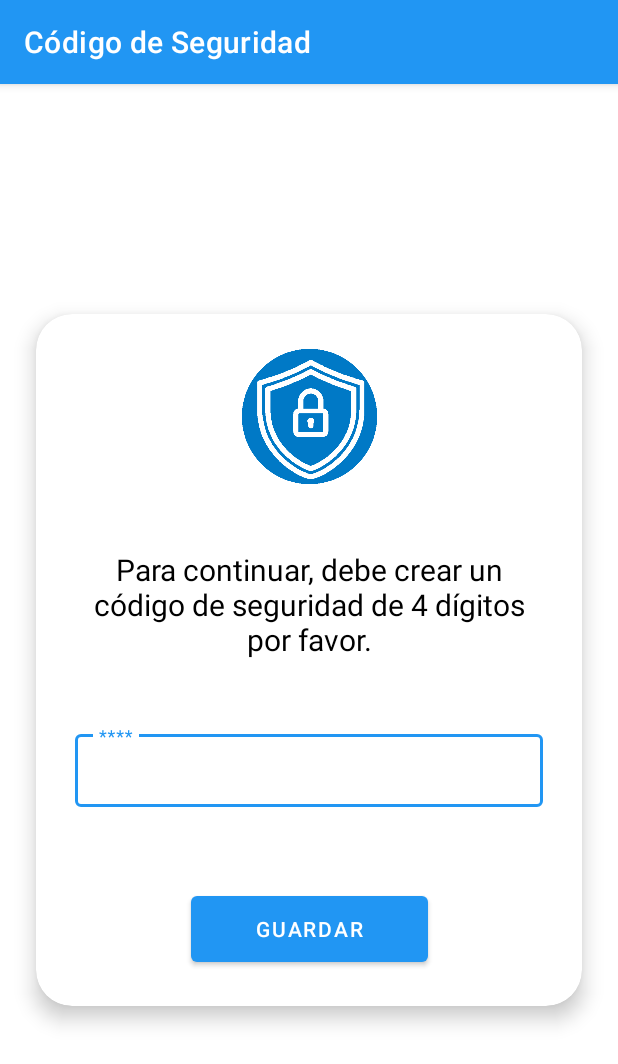
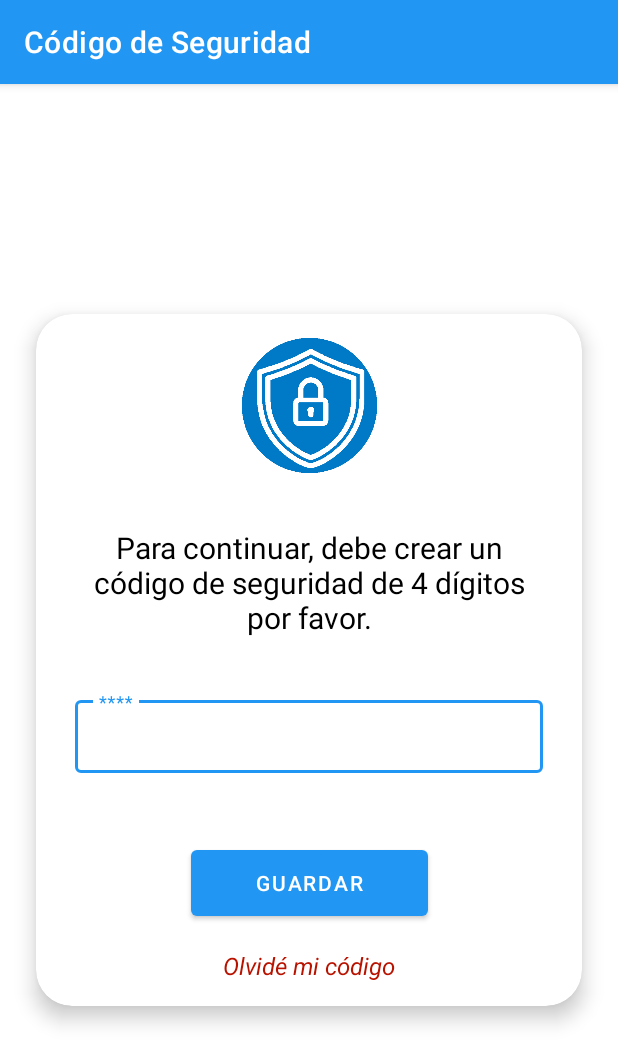
Before and after one commit to AntonioGarcialll/codental, an Android app: the Codigo screen opened directly, with no data from a screen before it, on a phone screen of 412 x 824 dp. Shown: the top 1064 px of the screen. Run offline under Robolectric (Android 15) with nearby library versions, the phone set to English and light mode, and no system bars; our stand-ins replace Firebase (no records; nobody signed in at launch, a user with empty details on screens opened directly); libraries missing offline, so code that uses them is left out: com.firebase.ui.

Commit message:
Agregación de apartado para cambiar código de seguridad desde antes de iniciar sesión.

```diff
--- a/app/src/main/java/com/antonio/codental/Codigo.kt
+++ b/app/src/main/java/com/antonio/codental/Codigo.kt
@@ -124,6 +124,33 @@ class Codigo : AppCompatActivity() {
                 }
             }
         }
+
+        binding.tvOlvideCodigo.setOnClickListener {
+            apagarInicioParaCodigoUI()
+        }
+
+        binding.btnGuardarNuevoCodigo.setOnClickListener {
+            if (binding.etNuevoCodigo.text.toString().length < 4 || binding.etCodigo.text.toString().length > 4) {
+                Toast.makeText(this, "El código debe ser de 4 dígitos", Toast.LENGTH_SHORT).show()
+            } else {
+                val db = Firebase.firestore
+                db.collection("doctores")
+                    .document(FirebaseAuth.getInstance().currentUser?.let { it.uid }!!).update(
+                        "codigoSeguridad", binding.etNuevoCodigo.text.toString()
+                    )
+                Toast.makeText(
+                    this,
+                    "Código de seguridad actualizado correctamente",
+                    Toast.LENGTH_SHORT
+                ).show()
+                val i = Intent(
+                    applicationContext,
+                    InicioActivity::class.java
+                )        // Specify any activity here e.g. home or splash or login etc
+                startActivity(i)
+                finish()
+            }
+        }
     }
 
     override fun onBackPressed() {
@@ -157,4 +184,23 @@ class Codigo : AppCompatActivity() {
                 Toast.makeText(this, "Algó ocurrió", Toast.LENGTH_SHORT).show()
             }
     }
+
+    private fun apagarInicioParaCodigoUI() {
+        with(binding) {
+            //Apagamos
+            tvBienvenida.visibility = View.GONE
+            codigoJunto.visibility = View.GONE
+            btnGuardar.visibility = View.GONE
+            tvOlvideCodigo.visibility = View.GONE
+            imageView.visibility = View.GONE
+
+            //Prendemos
+            tvIngreseNuevoCodigo.visibility = View.VISIBLE
+            nuevoCodigoJunto.visibility = View.VISIBLE
+            etNuevoCodigo.visibility = View.VISIBLE
+            btnGuardarNuevoCodigo.visibility = View.VISIBLE
+            imageViewCodigo.visibility = View.VISIBLE
+
+        }
+    }
 }
--- a/app/src/main/java/com/antonio/codental/InicioActivity.kt
+++ b/app/src/main/java/com/antonio/codental/InicioActivity.kt
@@ -339,6 +339,7 @@ class InicioActivity : AppCompatActivity() {
         }
     }
 
+
     private fun prenderInicioParaCodigoUI() {
         with(binding) {
             //Apagamos
@@ -357,6 +358,8 @@ class InicioActivity : AppCompatActivity() {
             imageView.visibility = View.VISIBLE
             mainMenu?.findItem(R.id.menu_options)?.isVisible = true
         }
+
+
     }
 
     override fun onResume() {
@@ -449,5 +452,4 @@ class InicioActivity : AppCompatActivity() {
         }
     }
 
-
 }
--- a/app/src/main/java/com/antonio/codental/NuevoPacienteActivity.kt
+++ b/app/src/main/java/com/antonio/codental/NuevoPacienteActivity.kt
@@ -97,7 +97,6 @@ class NuevoPacienteActivity : AppCompatActivity() {
                     startActivity(i)
                     finish()
                 } else {
-                    //No se le dió clic al botón del lápiz para editar, o sea que se requiere agregar un nuevo paciente.
                     //Se guarda un nuevo paciente en la base de datos
                     val data = hashMapOf(
                         "fecha" to tvFecha.text.toString(),
@@ -106,7 +105,6 @@ class NuevoPacienteActivity : AppCompatActivity() {
                         "idPaciente" to "a",
                         "idDoctor" to FirebaseAuth.getInstance().currentUser?.let { it.uid }
                     )
-
                     db.collection("pacientes").add(data)
                         .addOnSuccessListener { documentReference ->
 
--- a/app/src/main/res/layout/activity_codigo.xml
+++ b/app/src/main/res/layout/activity_codigo.xml
@@ -55,6 +55,21 @@
                     app:layout_constraintTop_toTopOf="parent"
                     app:srcCompat="@drawable/candado" />
 
+                <ImageView
+                    android:id="@+id/imageViewCodigo"
+                    android:layout_width="90dp"
+                    android:layout_height="90dp"
+                    android:layout_gravity="center_horizontal"
+                    android:layout_marginLeft="10dp"
+                    android:layout_marginRight="10dp"
+                    android:layout_marginBottom="20dp"
+                    android:visibility="invisible"
+                    app:layout_constraintBottom_toTopOf="@id/tvIngreseNuevoCodigo"
+                    app:layout_constraintEnd_toEndOf="parent"
+                    app:layout_constraintStart_toStartOf="parent"
+                    app:layout_constraintTop_toTopOf="parent"
+                    app:srcCompat="@drawable/candado" />
+
                 <TextView
                     android:id="@+id/tvBienvenida"
                     android:layout_width="match_parent"
@@ -69,6 +84,23 @@
                     app:layout_constraintEnd_toEndOf="parent"
                     app:layout_constraintStart_toStartOf="parent"
                     app:layout_constraintTop_toBottomOf="@id/imageView" />
+
+                <TextView
+                    android:id="@+id/tvIngreseNuevoCodigo"
+                    android:layout_width="match_parent"
+                    android:layout_height="wrap_content"
+                    android:layout_marginLeft="10dp"
+                    android:layout_marginRight="10dp"
+                    android:layout_marginBottom="20dp"
+                    android:gravity="center"
+                    android:text="Ingrese el nuevo código de seguridad"
+                    android:textColor="@color/black"
+                    android:textSize="20dp"
+                    android:visibility="invisible"
+                    app:layout_constraintBottom_toTopOf="@id/nuevoCodigoJunto"
+                    app:layout_constraintEnd_toEndOf="parent"
+                    app:layout_constraintStart_toStartOf="parent"
+                    app:layout_constraintTop_toBottomOf="@id/imageViewCodigo" />
 
                 <com.google.android.material.textfield.TextInputLayout
                     android:id="@+id/codigoJunto"
@@ -95,16 +127,72 @@
                         android:textAlignment="center" />
                 </com.google.android.material.textfield.TextInputLayout>
 
+                <com.google.android.material.textfield.TextInputLayout
+                    android:id="@+id/nuevoCodigoJunto"
+                    style="@style/Widget.MaterialComponents.TextInputLayout.OutlinedBox.Dense"
+                    android:layout_width="match_parent"
+                    android:layout_height="wrap_content"
+                    android:layout_marginLeft="10dp"
+                    android:layout_marginRight="10dp"
+                    android:layout_marginBottom="20dp"
+                    android:hint="****"
+                    android:textAlignment="center"
+                    android:visibility="invisible"
+                    app:endIconMode="clear_text"
+                    app:layout_constraintBottom_toTopOf="@id/btnGuardarNuevoCodigo"
+                    app:layout_constraintEnd_toEndOf="parent"
+                    app:layout_constraintStart_toStartOf="parent"
+                    app:layout_constraintTop_toBottomOf="@id/tvIngreseNuevoCodigo">
+
+                    <com.google.android.material.textfield.TextInputEditText
+                        android:id="@+id/etNuevoCodigo"
+                        android:layout_width="match_parent"
+                        android:layout_height="wrap_content"
+                        android:inputType="numberPassword"
+                        android:maxLength="4"
+                        android:textAlignment="center"
+                        android:visibility="invisible" />
+                </com.google.android.material.textfield.TextInputLayout>
+
                 <Button
                     android:id="@+id/btnGuardar"
                     android:layout_width="158dp"
                     android:layout_height="56dp"
                     android:layout_gravity="center_horizontal"
                     android:layout_marginTop="10dp"
+                    app:layout_constraintBottom_toTopOf="@id/tvOlvideCodigo"
+                    app:layout_constraintEnd_toEndOf="parent"
+                    app:layout_constraintStart_toStartOf="parent"
+                    app:layout_constraintTop_toBottomOf="@id/codigoJunto" />
+
+                <Button
+                    android:id="@+id/btnGuardarNuevoCodigo"
+                    android:layout_width="158dp"
+                    android:layout_height="56dp"
+                    android:layout_gravity="center_horizontal"
+                    android:layout_marginTop="10dp"
+                    android:text="Actualizar"
+                    android:visibility="invisible"
                     app:layout_constraintBottom_toBottomOf="parent"
                     app:layout_constraintEnd_toEndOf="parent"
                     app:layout_constraintStart_toStartOf="parent"
-                    app:layout_constraintTop_toBottomOf="@id/codigoJunto" />
+                    app:layout_constraintTop_toBottomOf="@id/nuevoCodigoJunto" />
+
+                <TextView
+                    android:id="@+id/tvOlvideCodigo"
+                    android:layout_width="match_parent"
+                    android:layout_height="wrap_content"
+                    android:layout_marginLeft="10dp"
+                    android:layout_marginRight="10dp"
+                    android:gravity="center"
+                    android:text="Olvidé mi código"
+                    android:textColor="@color/rojo"
+                    android:textSize="16dp"
+                    android:textStyle="italic"
+                    app:layout_constraintBottom_toBottomOf="parent"
+                    app:layout_constraintEnd_toEndOf="parent"
+                    app:layout_constraintStart_toStartOf="parent"
+                    app:layout_constraintTop_toBottomOf="@id/btnGuardar" />
 
 
             </androidx.constraintlayout.widget.ConstraintLayout>
```
